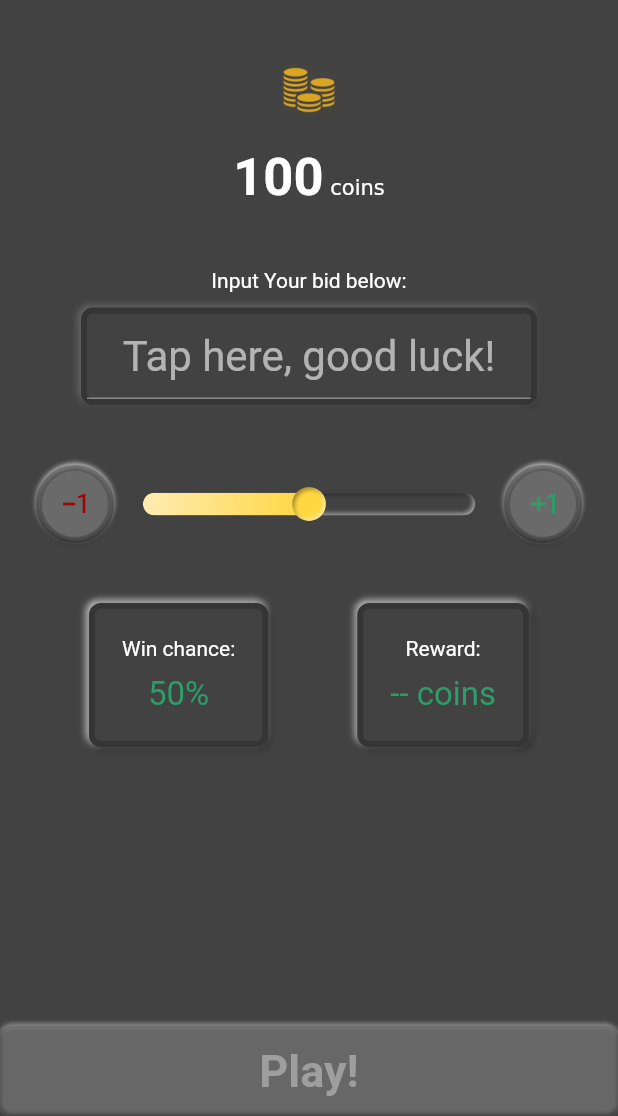
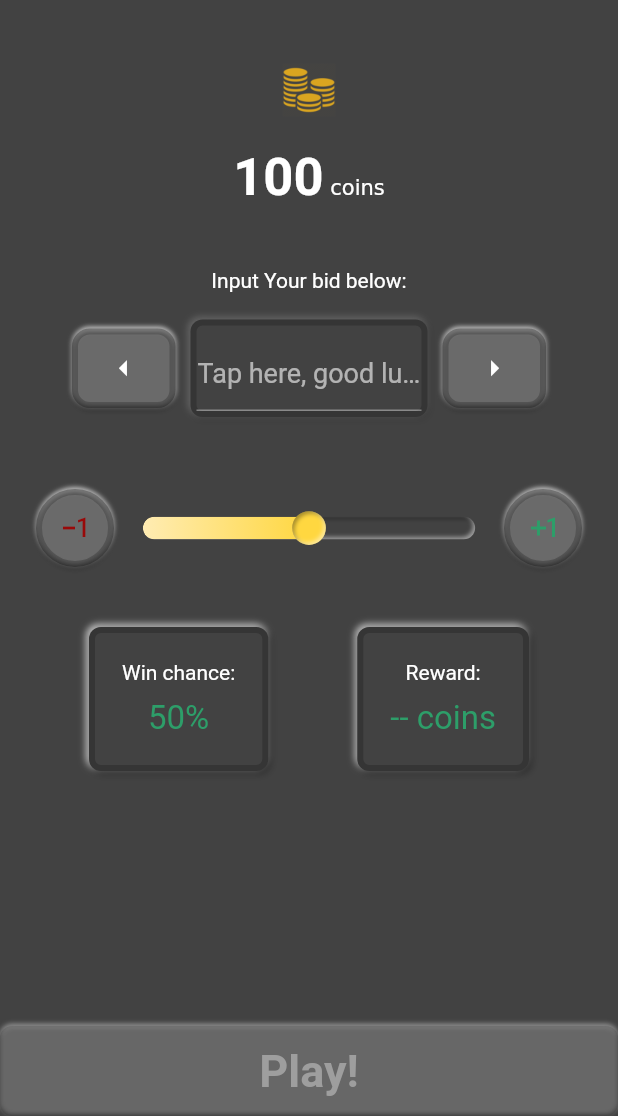
Before and after one commit to Palladiusz/bidder_game, a Flutter app: the screen it shows after launch, on a phone screen of 412 x 824 dp, the part 120-1236 px from its top. Run offline on Flutter 3.47's test engine with Material 2 defaults, Android fonts, the phone set to English and light mode, and no system bars; drawn by our look-alikes of flutter_neumorphic; our stand-ins replace moor, moor_flutter, shared_preferences; generated files the repository leaves out were written again.

Commit message:
add buttons to input fields

```diff
--- a/lib/screens/home_screen.dart
+++ b/lib/screens/home_screen.dart
@@ -3,7 +3,7 @@ import 'package:bidder_game/services/bidder_service.dart';
 import 'package:bidder_game/widgets/coins_block.dart';
 import 'package:bidder_game/widgets/game_summary_widget/game_summary_widget.dart';
 import 'package:bidder_game/widgets/appbar/main_appbar.dart';
-import 'package:bidder_game/widgets/input_field.dart';
+import 'package:bidder_game/widgets/input/input_field.dart';
 import 'package:bidder_game/widgets/appbar/move_to_history.dart';
 import 'package:bidder_game/widgets/play_button.dart';
 import 'package:flutter/material.dart';
@@ -157,7 +157,11 @@ class _HomeScreenState extends State<HomeScreen> {
               SizedBox(
                 height: 40,
               ),
-              InputField(inputCtrl: inputCtrl),
+              InputField(
+                inputCtrl: inputCtrl,
+                userBid:
+                    _bidderService.tryParseAndValidateUserBid(inputCtrl.text),
+              ),
               SizedBox(
                 height: 40,
               ),
--- /dev/null
+++ b/lib/widgets/input/input_button.dart
@@ -0,0 +1,29 @@
+import 'package:bidder_game/constants.dart';
+import 'package:flutter_neumorphic/flutter_neumorphic.dart';
+
+class InputButton extends StatelessWidget {
+  const InputButton({Key key, this.icon, this.onPress}) : super(key: key);
+
+  final Icon icon;
+  final Function onPress;
+
+  @override
+  Widget build(BuildContext context) {
+    return NeumorphicButton(
+      child: icon,
+      style: NeumorphicStyle(
+        boxShape:
+            NeumorphicBoxShape.roundRect(BorderRadius.all(Radius.circular(12))),
+        border: NeumorphicBorder(
+          isEnabled: true,
+          width: 4,
+        ),
+        depth: 2,
+        intensity: 0.9,
+        lightSource: LightSource.top,
+        color: kDarkerAccent,
+      ),
+      onPressed: onPress,
+    );
+  }
+}
--- /dev/null
+++ b/lib/widgets/input/input_field.dart
@@ -0,0 +1,104 @@
+import 'package:bidder_game/services/bidder_service.dart';
+import 'package:bidder_game/widgets/input/input_button.dart';
+import 'package:flutter/material.dart';
+import 'package:flutter_neumorphic/flutter_neumorphic.dart';
+import 'package:flutter/services.dart';
+
+class InputField extends StatelessWidget {
+  final TextEditingController inputCtrl;
+
+  int userBid;
+  final Function onChangeCallback;
+
+  InputField({
+    Key key,
+    this.inputCtrl,
+    this.userBid,
+    this.onChangeCallback,
+  }) : super(key: key);
+
+  @override
+  Widget build(BuildContext context) {
+    return Column(
+      children: <Widget>[
+        Text('Input Your bid below:'),
+        SizedBox(
+          height: 10,
+        ),
+        Padding(
+          padding: const EdgeInsets.all(8.0),
+          child: Row(
+            mainAxisAlignment: MainAxisAlignment.center,
+            children: [
+              SizedBox(
+                width: 40,
+              ),
+              InputButton(
+                icon: Icon(
+                  Icons.arrow_left,
+                  size: 25,
+                  color: Colors.white,
+                ),
+                onPress: () {
+                  if (userBid != null && userBid > 0) {
+                    userBid--;
+                    inputCtrl.text = userBid.toString();
+                  }
+                },
+              ),
+              SizedBox(
+                width: 10,
+              ),
+              Expanded(
+                child: Neumorphic(
+                    style: NeumorphicStyle(
+                      border: NeumorphicBorder(
+                        isEnabled: true,
+                        width: 4,
+                      ),
+                      depth: 3,
+                      intensity: 0.2,
+                    ),
+                    child: TextField(
+                      inputFormatters: [
+                        WhitelistingTextInputFormatter.digitsOnly
+                      ],
+                      decoration: InputDecoration(
+                        hintText: 'Tap here, good luck!',
+                        hintStyle: TextStyle(fontSize: 18),
+                      ),
+                      controller: inputCtrl,
+                      keyboardType: TextInputType.number,
+                      textAlign: TextAlign.center,
+                      style: TextStyle(fontSize: 28),
+                    )),
+              ),
+              SizedBox(
+                width: 10,
+              ),
+              InputButton(
+                icon: Icon(
+                  Icons.arrow_right,
+                  size: 25,
+                  color: Colors.white,
+                ),
+                onPress: () {
+                  if (userBid != null) {
+                    userBid++;
+                    inputCtrl.text = userBid.toString();
+                  } else if (userBid == null) {
+                    userBid = 1;
+                    inputCtrl.text = userBid.toString();
+                  }
+                },
+              ),
+              SizedBox(
+                width: 40,
+              ),
+            ],
+          ),
+        ),
+      ],
+    );
+  }
+}
--- a/lib/widgets/input_field.dart
+++ /dev/null
@@ -1,43 +0,0 @@
-import 'package:flutter/material.dart';
-import 'package:flutter_neumorphic/flutter_neumorphic.dart';
-import 'package:flutter/services.dart';
-
-class InputField extends StatelessWidget {
-  final TextEditingController inputCtrl;
-
-  const InputField({Key key, this.inputCtrl}) : super(key: key);
-
-  @override
-  Widget build(BuildContext context) {
-    return Column(
-      children: <Widget>[
-        Text('Input Your bid below:'),
-        SizedBox(
-          height: 10,
-        ),
-        Padding(
-          padding: const EdgeInsets.symmetric(horizontal: 54.0),
-          child: Neumorphic(
-              style: NeumorphicStyle(
-                border: NeumorphicBorder(
-                  isEnabled: true,
-                  width: 4,
-                ),
-                depth: 3,
-                intensity: 0.2,
-              ),
-              child: TextField(
-                inputFormatters: [WhitelistingTextInputFormatter.digitsOnly],
-                decoration: InputDecoration(
-                  hintText: 'Tap here, good luck!',
-                ),
-                controller: inputCtrl,
-                keyboardType: TextInputType.number,
-                textAlign: TextAlign.center,
-                style: TextStyle(fontSize: 28),
-              )),
-        ),
-      ],
-    );
-  }
-}
```
